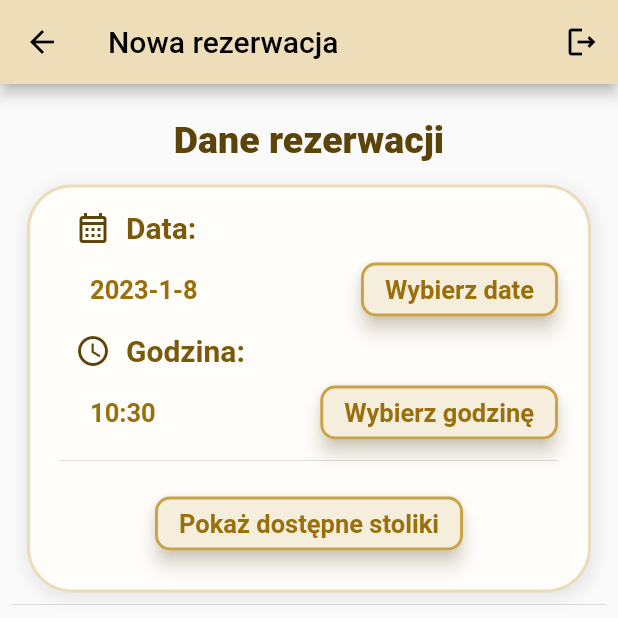
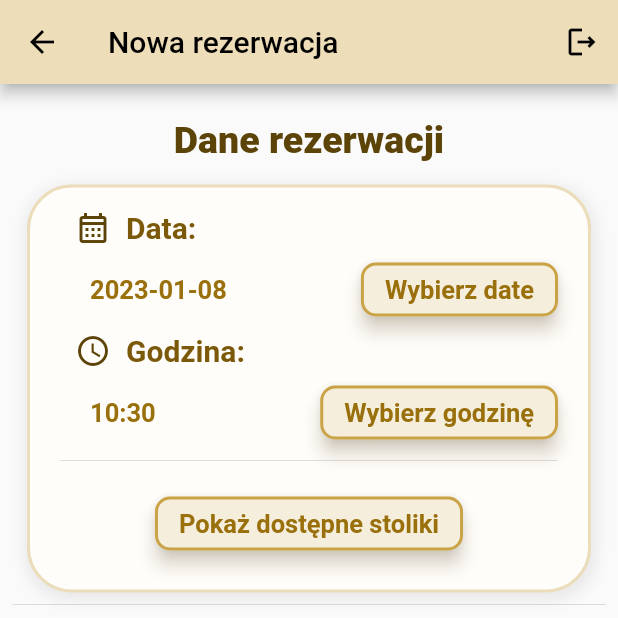
Before and after one commit to FerencMarcin/Cafe-mobile-app, a Flutter app: the NewReservationView screen opened by its route, after a tap on "Pokaż dostępne stoliki", on a phone screen of 412 x 824 dp, the top half of it. Run offline on Flutter 3.47's test engine with Material 2 defaults, Android fonts, the phone set to English and light mode, and no system bars; our stand-ins replace carousel_slider, dio, email_validator, flutter_dotenv, flutter_secure_storage, get and 2 more; accounts and stored records are empty; network calls fail; statements that could not run were skipped.

```diff
--- a/lib/view/newReservation_view.dart
+++ b/lib/view/newReservation_view.dart
@@ -32,6 +32,8 @@ class _NewReservationViewState extends State<NewReservationView> {
     }
     final hours = nowTime.hour.toString().padLeft(2, '0');
     final minutes = nowTime.minute.toString().padLeft(2, '0');
+    final days = nowDate.day.toString().padLeft(2, '0');
+    final months = nowDate.month.toString().padLeft(2, '0');
 
     return Scaffold(
         appBar: AppBarView(appBarTitle: 'Nowa rezerwacja'),
@@ -57,7 +59,7 @@ class _NewReservationViewState extends State<NewReservationView> {
                               children: [
                                 Padding(
                                   padding: const EdgeInsets.only(left: 20.0),
-                                  child: Text('${nowDate.year}-${nowDate.month}-${nowDate.day}',
+                                  child: Text('${nowDate.year}-$months-$days',
                                       style: subsectionText),
                                 ),
                                 const Spacer(),
@@ -123,7 +125,7 @@ class _NewReservationViewState extends State<NewReservationView> {
                                 style: pickerButtonStyle,
                                 onPressed: () {
                                   setState(() {
-                                    _selectedDate = '${nowDate.year}-${nowDate.month}-${nowDate.day}';
+                                    _selectedDate = '${nowDate.year}-$months-$days';
                                     _selectedTime = '$hours:$minutes:${00}';
                                   });
                                 },
```
